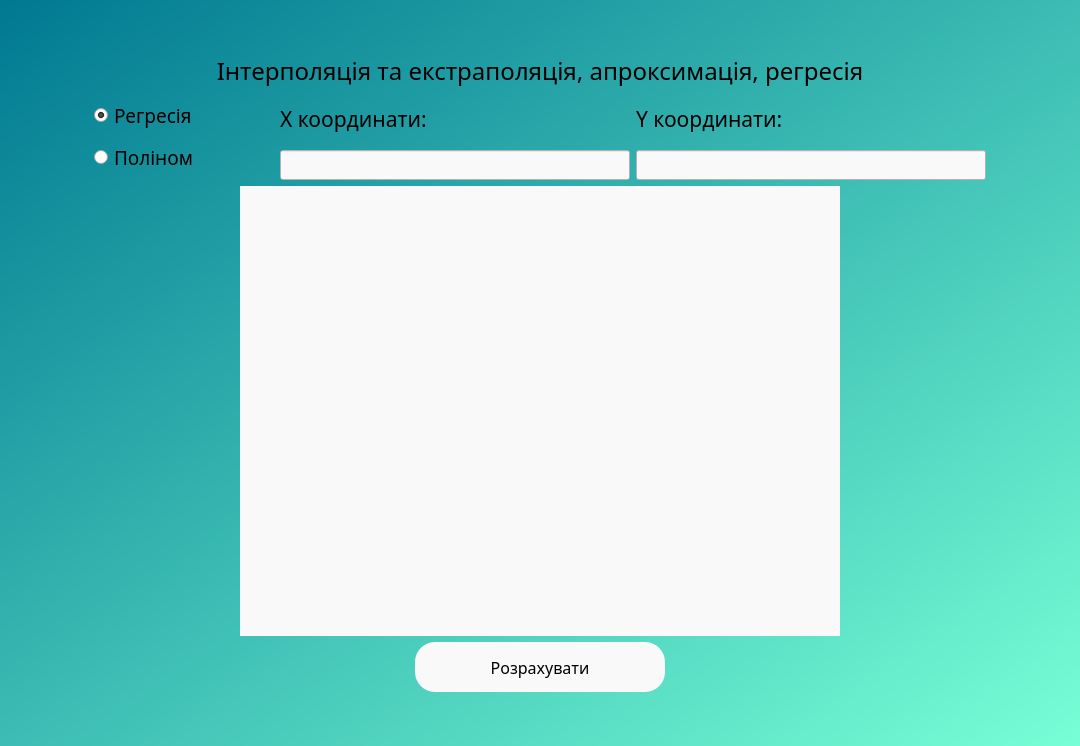
Above: UI/main_window.ui from lilnazik/lab3 before the change. Below: the same form after it.
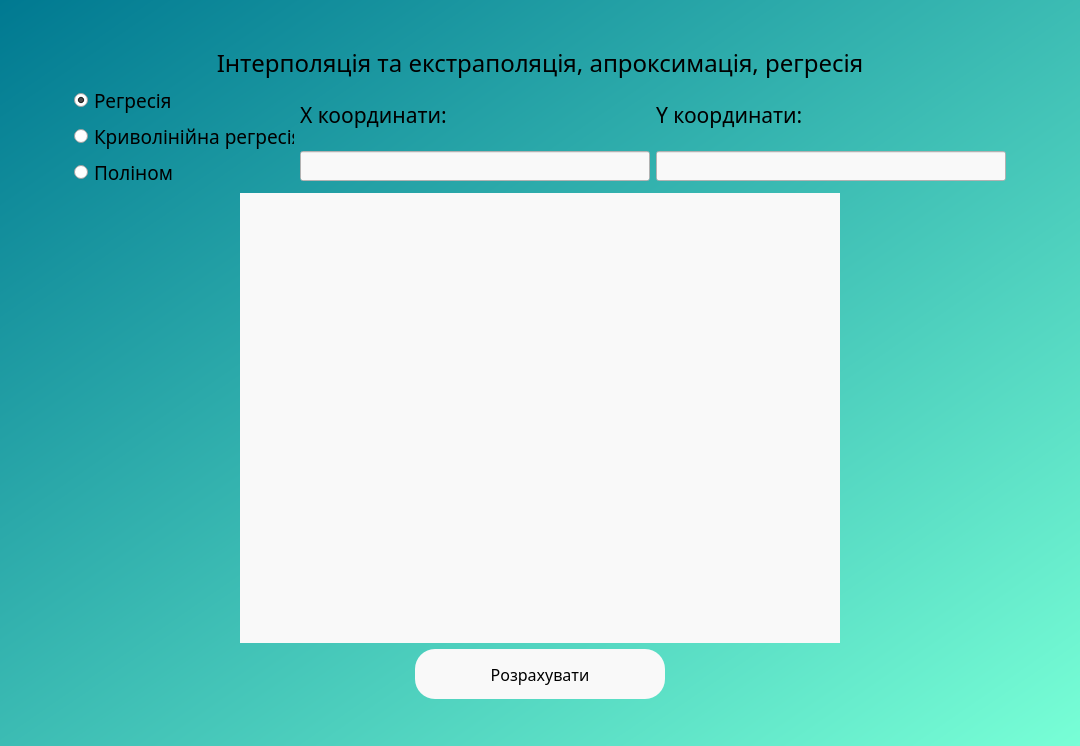
That is the form after the change.

What changed in the file:
```diff
--- a/UI/main_window.ui
+++ b/UI/main_window.ui
@@ -110,6 +110,28 @@
           </property>
          </widget>
         </item>
+        <item>
+         <widget class="QRadioButton" name="curve_regression_chk">
+          <property name="minimumSize">
+           <size>
+            <width>220</width>
+            <height>30</height>
+           </size>
+          </property>
+          <property name="font">
+           <font>
+            <family>Noto Sans SC</family>
+            <pointsize>14</pointsize>
+           </font>
+          </property>
+          <property name="styleSheet">
+           <string notr="true">background: none;</string>
+          </property>
+          <property name="text">
+           <string>Криволінійна регресія</string>
+          </property>
+         </widget>
+        </item>
         <item>
          <widget class="QRadioButton" name="polinom_chk">
           <property name="minimumSize">
```
